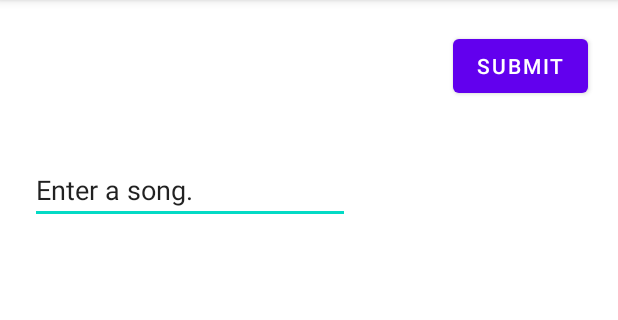
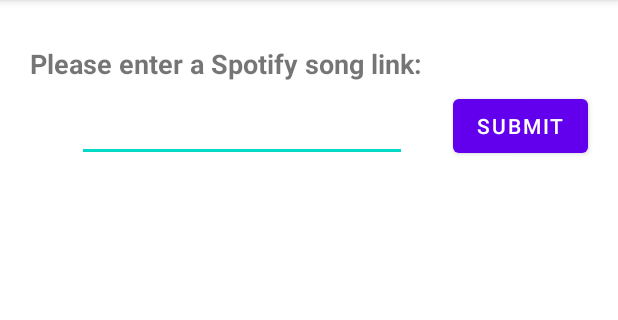
Before and after one commit to idomori/error404, an Android app: the screen it shows after launch (PostActivity), after a tap on "kotlinRecommender", on a phone screen of 412 x 824 dp, the part 84-404 px from its top. Run offline under Robolectric (Android 15) with nearby library versions, the phone set to English and light mode, and no system bars; our stand-ins replace Volley.

Commit message:
Front end and back end communicating

```diff
--- /dev/null
+++ b/kotlinRecommender/app/src/main/java/edu/umich/error404/kotlinchatter/MainActivity.kt
@@ -0,0 +1,48 @@
+package edu.umich.error404.kotlinchatter
+
+import android.content.Intent
+import android.os.Bundle
+import android.view.View
+import androidx.appcompat.app.AppCompatActivity
+import edu.umich.error404.kotlinchatter.databinding.ActivityMainBinding
+
+
+class MainActivity : AppCompatActivity() {
+    private lateinit var songs: SongListAdapter
+    private lateinit var mainViewById: ActivityMainBinding
+    companion object {
+        @JvmField
+        var songsList = arrayListOf<Song>()
+    }
+
+    override fun onCreate(savedInstanceState: Bundle?) {
+        super.onCreate(savedInstanceState)
+        mainViewById = ActivityMainBinding.inflate(layoutInflater)
+        setContentView(mainViewById.root)
+
+        songs = SongListAdapter(this, ArrayList())
+        mainViewById.songListView.setAdapter(songs)
+
+        // setup refreshContainer here later
+
+        mainViewById.refreshContainer.setOnRefreshListener {
+            refreshTimeline()
+        }
+        refreshTimeline()
+
+    }
+
+    private fun refreshTimeline() {
+        val store = SongStore()
+        songs.clear()
+        for (i in 0 until songsList.size) {
+            songs.add(songsList[i])
+        }
+        mainViewById.refreshContainer.isRefreshing = false
+    }
+
+    fun startPost(view: View?) {
+        val intent = Intent(this, PostActivity::class.java)
+        startActivity(intent)
+    }
+}
--- /dev/null
+++ b/kotlinRecommender/app/src/main/java/edu/umich/error404/kotlinchatter/PostActivity.kt
@@ -0,0 +1,28 @@
+package edu.umich.error404.kotlinchatter
+
+import android.os.Bundle
+import android.view.View
+import androidx.appcompat.app.AppCompatActivity
+import edu.umich.error404.kotlinchatter.databinding.ActivityPostBinding
+
+class PostActivity : AppCompatActivity() {
+    private lateinit var postViewById: ActivityPostBinding
+    override fun onCreate(savedInstanceState: Bundle?) {
+        super.onCreate(savedInstanceState)
+
+        postViewById = ActivityPostBinding.inflate(layoutInflater)
+        setContentView(postViewById.root)
+    }
+
+    fun submitSong(view: View?) {
+        val enteredSong = Song(
+            song = postViewById.songLinkTextView.text.toString())
+
+        val store = SongStore()
+        // val songListAdapter = SongListAdapter(this, ArrayList())
+
+        store.postSong(this, enteredSong) {}
+        finish()
+    }
+
+}
--- a/kotlinRecommender/app/src/main/res/layout/activity_post.xml
+++ b/kotlinRecommender/app/src/main/res/layout/activity_post.xml
@@ -7,11 +7,23 @@
     android:layout_height="match_parent"
     tools:ignore="LabelFor">
 
+    <TextView
+        android:id="@+id/TextView1"
+        android:layout_width="wrap_content"
+        android:layout_height="wrap_content"
+        android:layout_marginStart="20dp"
+        android:layout_marginTop="30dp"
+        android:text="@string/song"
+        android:textSize="18sp"
+        android:textStyle="bold"
+        app:layout_constraintStart_toStartOf="parent"
+        app:layout_constraintTop_toTopOf="parent" />
+
     <Button
         android:id="@+id/submitButton"
         android:layout_width="wrap_content"
         android:layout_height="wrap_content"
-        android:layout_marginTop="20dp"
+        android:layout_marginTop="60dp"
         android:layout_marginEnd="20dp"
         android:onClick="submitSong"
         android:text="@string/submit"
@@ -19,17 +31,19 @@
         app:layout_constraintTop_toTopOf="parent" />
 
     <EditText
-        android:id="@+id/songTextView"
+        android:id="@+id/songLinkTextView"
         android:layout_width="wrap_content"
         android:layout_height="wrap_content"
         android:layout_marginStart="20dp"
-        android:layout_marginTop="104dp"
+        android:layout_marginTop="8dp"
+        android:width="220dp"
         android:ems="10"
         android:gravity="start|top"
         android:importantForAutofill="no"
         android:inputType="textMultiLine"
-        android:text="@string/song"
         android:visibility="visible"
+        app:layout_constraintEnd_toStartOf="@+id/submitButton"
         app:layout_constraintStart_toStartOf="parent"
-        app:layout_constraintTop_toTopOf="parent" />
+        app:layout_constraintTop_toBottomOf="@+id/TextView1" />
+
 </androidx.constraintlayout.widget.ConstraintLayout>
--- a/kotlinRecommender/app/src/main/res/values/strings.xml
+++ b/kotlinRecommender/app/src/main/res/values/strings.xml
@@ -2,5 +2,5 @@
     <string name="app_name">kotlinRecommender</string>
     <string name="post">Post</string>
     <string name="submit">Submit</string>
-    <string name="song">Enter a song.</string>
+    <string name="song">Please enter a Spotify song link: </string>
 </resources>
```
Also changed, not shown: kotlinRecommender/app/src/main/AndroidManifest.xml (+4 -4 lines), kotlinRecommender/app/src/main/java/edu/umich/error404/kotlinchatter/Song.kt (added, +12 -0 lines), kotlinRecommender/app/src/main/java/edu/umich/error404/kotlinchatter/SongListAdapter.kt (added, +29 -0 lines), kotlinRecommender/app/src/main/java/edu/umich/error404/kotlinchatter/SongStore.kt (added, +52 -0 lines), kotlinRecommender/app/src/main/res/layout/listitem_chatt.xml (+41 -5 lines), 3 other files.
